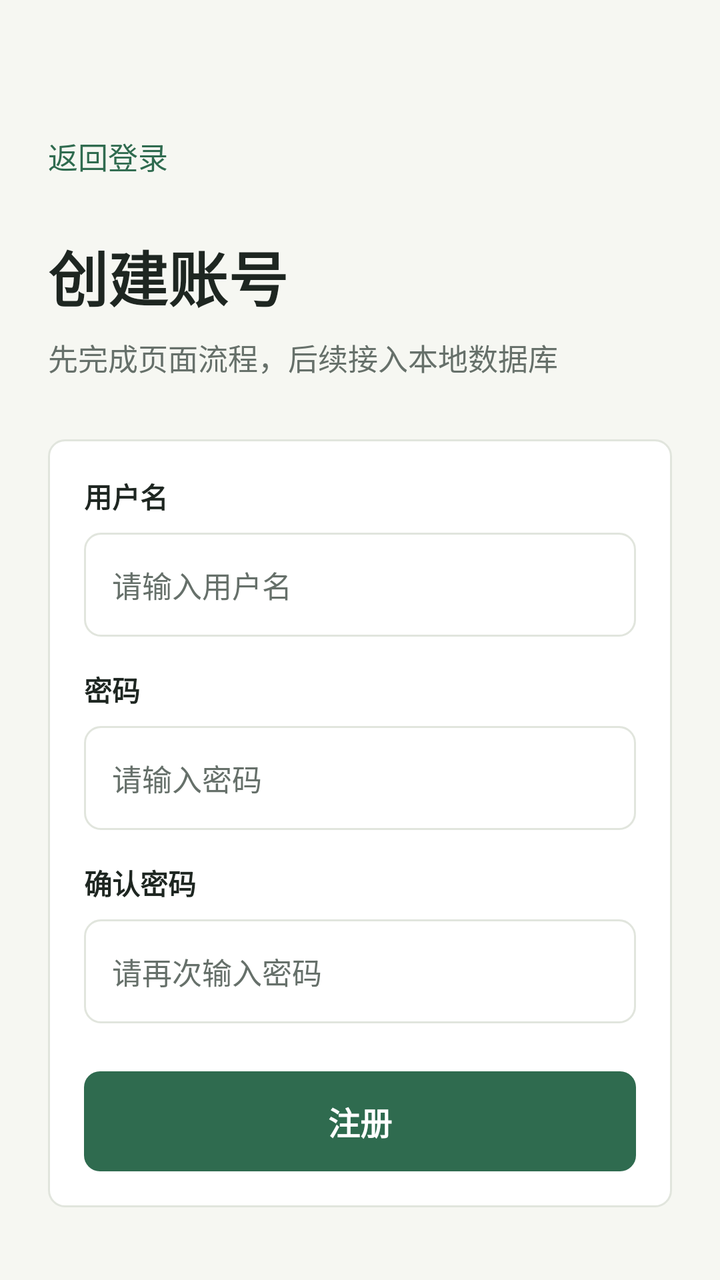
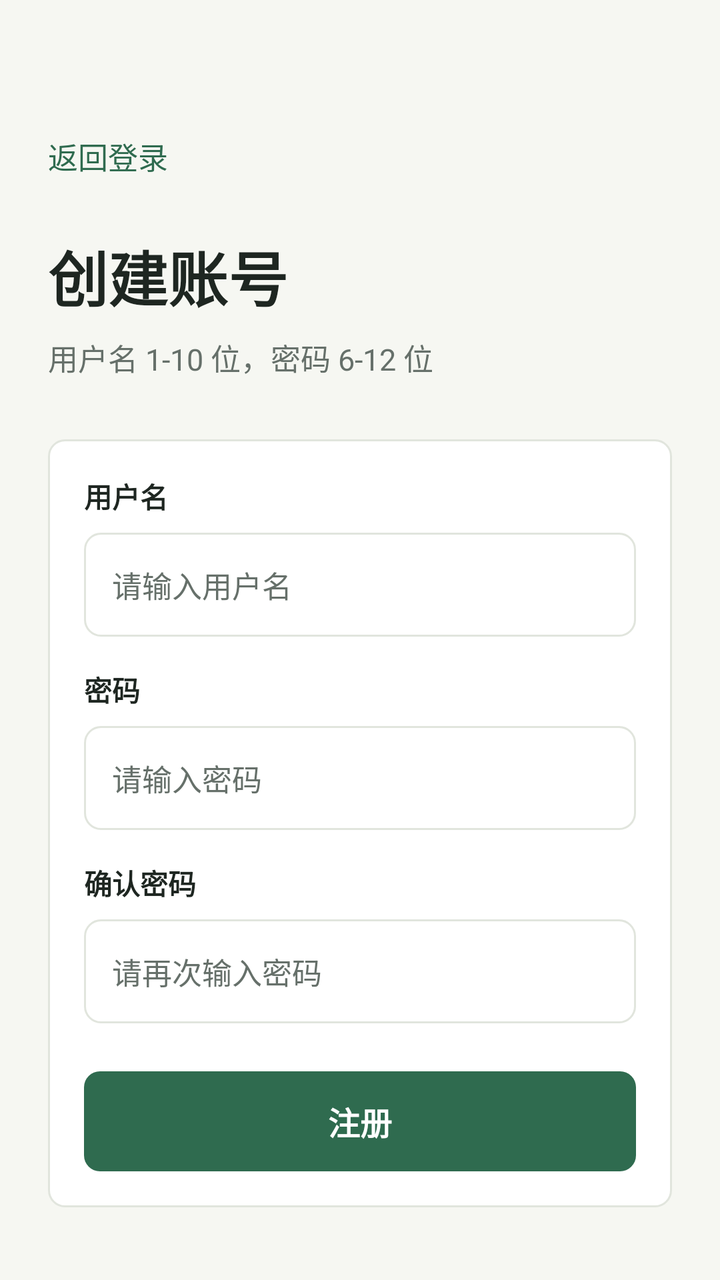

Before-and-after screenshots of an Android layout around one commit, followed by the original layout XML and the change that was made.
<!-- AndroidManifest.xml: application theme Theme.AccountBook -->
<!-- res/layout/activity_register.xml -->
<?xml version="1.0" encoding="utf-8"?>
<ScrollView xmlns:android="http://schemas.android.com/apk/res/android"
    xmlns:tools="http://schemas.android.com/tools"
    android:id="@+id/register_root"
    android:layout_width="match_parent"
    android:layout_height="match_parent"
    android:background="@drawable/bg_page"
    android:fillViewport="true"
    tools:context=".RegisterActivity">

    <LinearLayout
        android:layout_width="match_parent"
        android:layout_height="wrap_content"
        android:orientation="vertical"
        android:paddingStart="24dp"
        android:paddingTop="58dp"
        android:paddingEnd="24dp"
        android:paddingBottom="32dp">

        <TextView
            android:id="@+id/btn_back_login"
            android:layout_width="wrap_content"
            android:layout_height="40dp"
            android:gravity="center"
            android:text="返回登录"
            android:textColor="@color/primary"
            android:textSize="15sp" />

        <TextView
            android:layout_width="wrap_content"
            android:layout_height="wrap_content"
            android:layout_marginTop="18dp"
            android:text="创建账号"
            android:textColor="@color/text_primary"
            android:textSize="30sp"
            android:textStyle="bold" />

        <TextView
            android:layout_width="wrap_content"
            android:layout_height="wrap_content"
            android:layout_marginTop="8dp"
            android:text="先完成页面流程，后续接入本地数据库"
            android:textColor="@color/text_secondary"
            android:textSize="15sp" />

        <LinearLayout
            android:layout_width="match_parent"
            android:layout_height="wrap_content"
            android:layout_marginTop="30dp"
            android:background="@drawable/bg_card"
            android:orientation="vertical"
            android:padding="18dp">

            <TextView
                android:layout_width="wrap_content"
                android:layout_height="wrap_content"
                android:text="用户名"
                android:textColor="@color/text_primary"
                android:textSize="14sp"
                android:textStyle="bold" />

            <EditText
                android:id="@+id/et_register_username"
                android:layout_width="match_parent"
                android:layout_height="52dp"
                android:layout_marginTop="8dp"
                android:background="@drawable/bg_input"
                android:hint="请输入用户名"
                android:inputType="text"
                android:maxLines="1"
                android:textColor="@color/text_primary"
                android:textColorHint="@color/text_secondary"
                android:textSize="15sp" />

            <TextView
                android:layout_width="wrap_content"
                android:layout_height="wrap_content"
                android:layout_marginTop="16dp"
                android:text="密码"
                android:textColor="@color/text_primary"
                android:textSize="14sp"
                android:textStyle="bold" />

            <EditText
                android:id="@+id/et_register_password"
                android:layout_width="match_parent"
                android:layout_height="52dp"
                android:layout_marginTop="8dp"
                android:background="@drawable/bg_input"
                android:hint="请输入密码"
                android:inputType="textPassword"
                android:maxLines="1"
                android:textColor="@color/text_primary"
                android:textColorHint="@color/text_secondary"
                android:textSize="15sp" />

            <TextView
                android:layout_width="wrap_content"
                android:layout_height="wrap_content"
                android:layout_marginTop="16dp"
                android:text="确认密码"
                android:textColor="@color/text_primary"
                android:textSize="14sp"
                android:textStyle="bold" />

            <EditText
                android:id="@+id/et_confirm_password"
                android:layout_width="match_parent"
                android:layout_height="52dp"
                android:layout_marginTop="8dp"
                android:background="@drawable/bg_input"
                android:hint="请再次输入密码"
                android:inputType="textPassword"
                android:maxLines="1"
                android:textColor="@color/text_primary"
                android:textColorHint="@color/text_secondary"
                android:textSize="15sp" />

            <TextView
                android:id="@+id/btn_register"
                android:layout_width="match_parent"
                android:layout_height="50dp"
                android:layout_marginTop="24dp"
                android:background="@drawable/bg_primary_button"
                android:gravity="center"
                android:text="注册"
                android:textColor="@color/white"
                android:textSize="16sp"
                android:textStyle="bold" />
        </LinearLayout>
    </LinearLayout>
</ScrollView>
<!-- resources referenced by this layout -->
<resources>
  <color name="primary">#2F6B4F</color>
  <color name="text_primary">#1E2621</color>
  <color name="text_secondary">#66706A</color>
  <color name="white">#FFFFFFFF</color>
  <!-- drawable bg_card (drawable) -->
  <?xml version="1.0" encoding="utf-8"?>
  <shape xmlns:android="http://schemas.android.com/apk/res/android">
      <solid android:color="@color/surface" />
      <corners android:radius="8dp" />
      <stroke
          android:width="1dp"
          android:color="@color/divider" />
  </shape>
  <!-- drawable bg_input (drawable) -->
  <?xml version="1.0" encoding="utf-8"?>
  <shape xmlns:android="http://schemas.android.com/apk/res/android">
      <solid android:color="@color/surface" />
      <corners android:radius="8dp" />
      <stroke
          android:width="1dp"
          android:color="@color/divider" />
      <padding
          android:left="14dp"
          android:top="12dp"
          android:right="14dp"
          android:bottom="12dp" />
  </shape>
  <!-- drawable bg_page (drawable) -->
  <?xml version="1.0" encoding="utf-8"?>
  <shape xmlns:android="http://schemas.android.com/apk/res/android">
      <solid android:color="@color/app_background" />
  </shape>
  <!-- drawable bg_primary_button (drawable) -->
  <?xml version="1.0" encoding="utf-8"?>
  <shape xmlns:android="http://schemas.android.com/apk/res/android">
      <solid android:color="@color/primary" />
      <corners android:radius="8dp" />
  </shape>
  <style name="Theme.AccountBook" parent="Base.Theme.AccountBook" />
  <color name="surface">#FFFFFFFF</color>
  <color name="divider">#E1E5DD</color>
  <color name="app_background">#F6F7F2</color>
  <style name="Base.Theme.AccountBook" parent="Theme.Material3.DayNight.NoActionBar">
          
          
      </style>
</resources>

<!-- the commit's change to res/layout/activity_register.xml (unified diff, before → after) -->
@@ -39,7 +39,7 @@
             android:layout_width="wrap_content"
             android:layout_height="wrap_content"
             android:layout_marginTop="8dp"
-            android:text="先完成页面流程，后续接入本地数据库"
+            android:text="用户名 1-10 位，密码 6-12 位"
             android:textColor="@color/text_secondary"
             android:textSize="15sp" />
 
